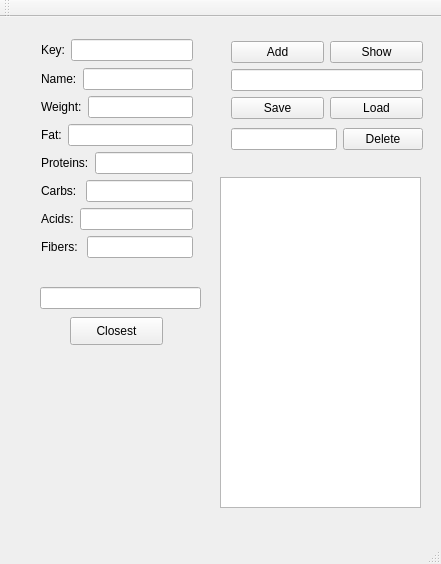
Old version of the form mainwindow.ui in the repository pavllan90/FoodVolume.
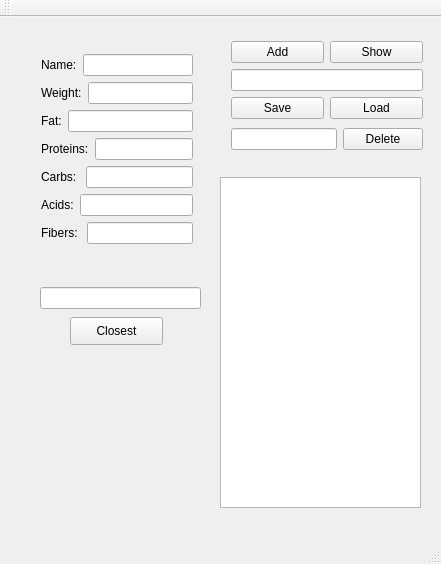
New version of the form.

Patch:
```diff
--- a/mainwindow.ui
+++ b/mainwindow.ui
@@ -47,7 +47,7 @@
      <string>Closest</string>
     </property>
    </widget>
-   <widget class="QWidget" name="">
+   <widget class="QWidget" name="layoutWidget">
     <property name="geometry">
      <rect>
       <x>30</x>
@@ -57,20 +57,6 @@
      </rect>
     </property>
     <layout class="QVBoxLayout" name="verticalLayout_2">
-     <item>
-      <layout class="QHBoxLayout" name="horizontalLayout_8">
-       <item>
-        <widget class="QLabel" name="label_8">
-         <property name="text">
-          <string>Key:</string>
-         </property>
-        </widget>
-       </item>
-       <item>
-        <widget class="QLineEdit" name="lineEdit_8"/>
-       </item>
-      </layout>
-     </item>
      <item>
       <layout class="QVBoxLayout" name="verticalLayout">
        <item>
@@ -175,7 +161,7 @@
      </item>
     </layout>
    </widget>
-   <widget class="QWidget" name="">
+   <widget class="QWidget" name="layoutWidget">
     <property name="geometry">
      <rect>
       <x>220</x>
```
